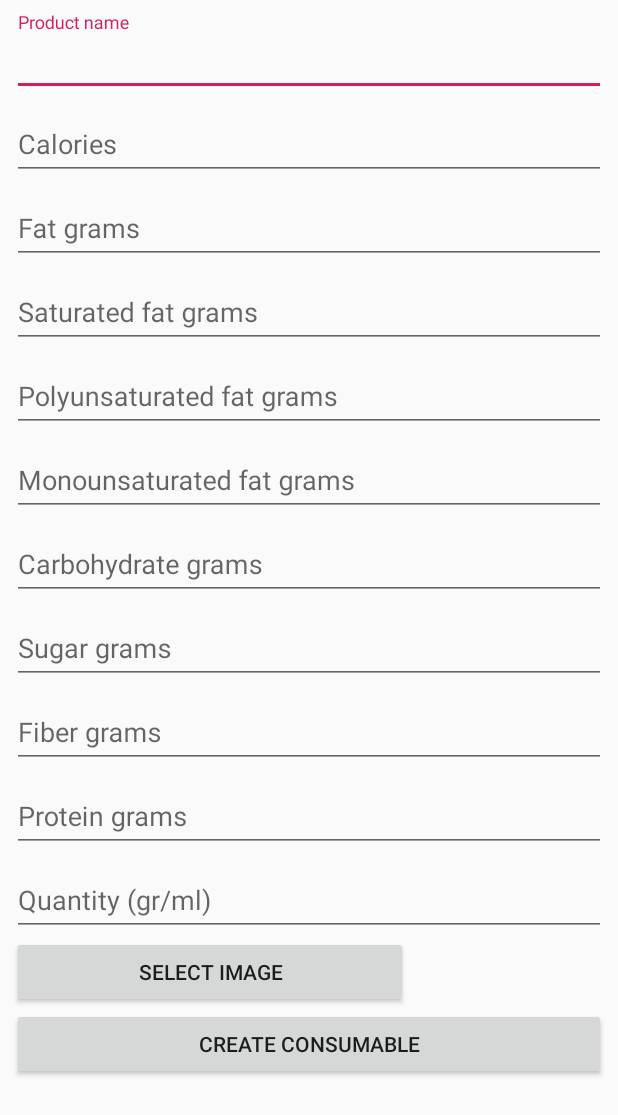
After one commit to Deakyu/fitness-app, an Android app: the layout fragment_consumable_setup.xml on its own in the app's theme, with its tools: preview values and no code run, on a phone screen of 412 x 824 dp. The commit adds this screen. Shown: the top 1115 px of the screen. Run offline under Robolectric (Android 15) with nearby library versions, the phone set to English and light mode, and no system bars.

Commit message:
first commit for layouts

```diff
--- /dev/null
+++ b/app/src/main/res/drawable/ic_garbage.xml
@@ -0,0 +1,4 @@
+<vector android:height="24dp" android:viewportHeight="800"
+    android:viewportWidth="712" android:width="24dp" xmlns:android="http://schemas.android.com/apk/res/android">
+    <path android:fillColor="#000" android:name="Shape 1" android:pathData="m436.2 44.4c24 0 43.6 19.6 43.6 43.6v27.1h-245.6v-27.1c0 -24 19.6 -43.6 43.6 -43.6zm-224.2 219.1c-12.3 0 -22.2 9.9 -22.2 22.2v343.6c0 12.3 10 22.2 22.2 22.2c12.3 0 22.2 -9.9 22.2 -22.2v-343.6c0 -12.3 -9.9 -22.2 -22.2 -22.2zm290 0c-12.3 0 -22.2 9.9 -22.2 22.2v343.6c0 12.3 9.9 22.2 22.2 22.2c12.3 0 22.2 -9.9 22.2 -22.2v-343.6c0 -12.3 -9.9 -22.2 -22.2 -22.2zm-145 -24.3c-12.3 0 -22.2 9.9 -22.2 22.2v392.3c0 12.3 9.9 22.4 22.2 22.4c12.3 0 22.2 -9.9 22.2 -22.2v-392.4c0 -12.3 -9.9 -22.2 -22.2 -22.2zm249.3 -79.6v521.7h-0.2c0 41 -33.4 74.3 -74.4 74.3h-349.6c-41 0 -74.4 -33.4 -74.4 -74.3v-521.7zm-328.5 -159.5c-48.6 0 -88.1 39.5 -88.1 88v27.1h-166.6c-12.3 0 -22.2 9.9 -22.2 22.2c0 12.3 9.9 22.2 22.2 22.2h40.2v521.7c0 65.5 53.3 118.8 118.8 118.8h349.6c65.5 0 118.8 -53.3 118.8 -118.8v-521.7h40.2c12.3 0 22.2 -9.9 22.2 -22.2c0 -12.3 -9.9 -22.2 -22.2 -22.2h-166.6v-27.1c0 -48.5 -39.5 -88 -88.1 -88z"/>
+</vector>
--- /dev/null
+++ b/app/src/main/res/layout/card_item_consumable.xml
@@ -0,0 +1,40 @@
+<?xml version="1.0" encoding="utf-8"?>
+<android.support.v7.widget.CardView
+    xmlns:android="http://schemas.android.com/apk/res/android"
+    xmlns:card_view="http://schemas.android.com/apk/res-auto"
+    android:layout_width="match_parent"
+    android:layout_height="@dimen/card_default_height"
+    android:layout_marginHorizontal="@dimen/card_padding"
+    android:id="@+id/cardview"
+    android:padding="16dp"
+    card_view:cardElevation="@dimen/cardview_default_elevation"
+    card_view:cardCornerRadius="@dimen/cardview_default_radius">
+
+    <LinearLayout
+        android:layout_width="match_parent"
+        android:layout_height="match_parent"
+        android:orientation="horizontal">
+
+        <ImageView
+            android:layout_width="wrap_content"
+            android:layout_height="match_parent"
+            android:layout_weight="2"
+            android:id="@+id/person_photo"/>
+
+        <TextView
+            android:layout_width="wrap_content"
+            android:layout_height="match_parent"
+            android:layout_weight="4"
+            android:gravity="center"
+            android:id="@+id/person_name"/>
+
+        <ImageView
+            android:layout_width="wrap_content"
+            android:layout_height="match_parent"
+            android:layout_weight="2"
+            android:id="@+id/garbage_icon"
+            android:background="@drawable/ic_garbage"/>
+
+    </LinearLayout>
+
+</android.support.v7.widget.CardView>
--- /dev/null
+++ b/app/src/main/res/layout/fragment_consumable_setup.xml
@@ -0,0 +1,225 @@
+<?xml version="1.0" encoding="utf-8"?>
+<android.support.constraint.ConstraintLayout
+    xmlns:android="http://schemas.android.com/apk/res/android"
+    xmlns:app="http://schemas.android.com/apk/res-auto"
+    android:layout_width="match_parent"
+    android:layout_height="match_parent"
+    android:gravity="center_horizontal">
+
+    <ScrollView
+        android:id="@+id/login_form"
+        android:layout_width="match_parent"
+        android:layout_height="match_parent"
+        android:layout_marginBottom="8dp"
+        android:layout_marginEnd="8dp"
+        android:layout_marginLeft="8dp"
+        android:layout_marginRight="8dp"
+        android:layout_marginStart="8dp"
+        android:layout_marginTop="8dp"
+        app:layout_constraintBottom_toBottomOf="parent"
+        app:layout_constraintEnd_toEndOf="parent"
+        app:layout_constraintHorizontal_bias="0.0"
+        app:layout_constraintStart_toStartOf="parent"
+        app:layout_constraintTop_toTopOf="parent">
+
+
+        <LinearLayout
+            android:id="@+id/consumables_form"
+            android:orientation="vertical"
+            android:layout_width="match_parent"
+            android:layout_height="wrap_content">
+
+            <android.support.design.widget.TextInputLayout
+                android:id="@+id/new_product_name_layout"
+                android:layout_width="match_parent"
+                android:layout_height="wrap_content">
+
+                <AutoCompleteTextView
+                    android:id="@+id/new_product_name_textview"
+                    android:layout_width="match_parent"
+                    android:layout_height="wrap_content"
+                    android:hint="@string/product_name"
+                    android:maxLines="1"
+                    android:singleLine="true" />
+
+            </android.support.design.widget.TextInputLayout>
+
+            <android.support.design.widget.TextInputLayout
+                android:id="@+id/new_calories_layout"
+                android:layout_width="match_parent"
+                android:layout_height="wrap_content">
+
+                <EditText
+                    android:id="@+id/new_calories_textview"
+                    android:layout_width="match_parent"
+                    android:layout_height="wrap_content"
+                    android:hint="@string/calories"
+                    android:inputType="numberDecimal"
+                    android:maxLines="1"
+                    android:singleLine="true" />
+
+            </android.support.design.widget.TextInputLayout>
+
+            <android.support.design.widget.TextInputLayout
+                android:id="@+id/new_fat_layout"
+                android:layout_width="match_parent"
+                android:layout_height="wrap_content">
+
+                <EditText
+                    android:id="@+id/new_fat_textview"
+                    android:layout_width="match_parent"
+                    android:layout_height="wrap_content"
+                    android:hint="@string/fat_grams"
+                    android:maxLines="1"
+                    android:singleLine="true" />
+
+            </android.support.design.widget.TextInputLayout>
+
+            <android.support.design.widget.TextInputLayout
+                android:id="@+id/new_sat_fat_layout"
+                android:layout_width="match_parent"
+                android:layout_height="wrap_content">
+
+                <EditText
+                    android:id="@+id/new_sat_fat_textview"
+                    android:layout_width="match_parent"
+                    android:layout_height="wrap_content"
+                    android:hint="@string/sat_fat_grams"
+                    android:maxLines="1"
+                    android:singleLine="true" />
+
+            </android.support.design.widget.TextInputLayout>
+
+            <android.support.design.widget.TextInputLayout
+                android:id="@+id/new_poly_fat_layout"
+                android:layout_width="match_parent"
+                android:layout_height="wrap_content">
+
+                <EditText
+                    android:id="@+id/new_poly_fat_textview"
+                    android:layout_width="match_parent"
+                    android:layout_height="wrap_content"
+                    android:hint="@string/poly_fat_grams"
+                    android:maxLines="1"
+                    android:singleLine="true" />
+
+            </android.support.design.widget.TextInputLayout>
+
+            <android.support.design.widget.TextInputLayout
+                android:id="@+id/new_mono_fat_layout"
+                android:layout_width="match_parent"
+                android:layout_height="wrap_content">
+
+                <EditText
+                    android:id="@+id/new_mono_fat_textview"
+                    android:layout_width="match_parent"
+                    android:layout_height="wrap_content"
+                    android:hint="@string/mono_fat_grams"
+                    android:maxLines="1"
+                    android:singleLine="true" />
+
+            </android.support.design.widget.TextInputLayout>
+
+            <android.support.design.widget.TextInputLayout
+                android:id="@+id/new_carb_layout"
+                android:layout_width="match_parent"
+                android:layout_height="wrap_content">
+
+                <EditText
+                    android:id="@+id/new_carb_textview"
+                    android:layout_width="match_parent"
+                    android:layout_height="wrap_content"
+                    android:hint="@string/carb_grams"
+                    android:maxLines="1"
+                    android:singleLine="true" />
+
+            </android.support.design.widget.TextInputLayout>
+
+            <android.support.design.widget.TextInputLayout
+                android:id="@+id/new_sugar_layout"
+                android:layout_width="match_parent"
+                android:layout_height="wrap_content">
+
+                <EditText
+                    android:id="@+id/new_sugar_textview"
+                    android:layout_width="match_parent"
+                    android:layout_height="wrap_content"
+                    android:hint="@string/sugar_grams"
+                    android:maxLines="1"
+                    android:singleLine="true" />
+
+            </android.support.design.widget.TextInputLayout>
+
+            <android.support.design.widget.TextInputLayout
+                android:id="@+id/new_fiber_layout"
+                android:layout_width="match_parent"
+                android:layout_height="wrap_content">
+
+                <EditText
+                    android:id="@+id/new_fiber_textview"
+                    android:layout_width="match_parent"
+                    android:layout_height="wrap_content"
+                    android:hint="@string/fiber_grams"
+                    android:maxLines="1"
+                    android:singleLine="true" />
+
+            </android.support.design.widget.TextInputLayout>
+
+            <android.support.design.widget.TextInputLayout
+                android:id="@+id/new_protein_layout"
+                android:layout_width="match_parent"
+                android:layout_height="wrap_content">
+
+                <EditText
+                    android:id="@+id/new_protein_textview"
+                    android:layout_width="match_parent"
+                    android:layout_height="wrap_content"
+                    android:hint="@string/protein_grams"
+                    android:maxLines="1"
+                    android:singleLine="true" />
+
+            </android.support.design.widget.TextInputLayout>
+
+            <android.support.design.widget.TextInputLayout
+                android:id="@+id/new_quantity_layout"
+                android:layout_width="match_parent"
+                android:layout_height="wrap_content">
+
+                <EditText
+                    android:id="@+id/new_quantity_textview"
+                    android:layout_width="match_parent"
+                    android:layout_height="wrap_content"
+                    android:hint="@string/quantity_grams"
+                    android:maxLines="1"
+                    android:singleLine="true" />
+
+            </android.support.design.widget.TextInputLayout>
+
+            <LinearLayout
+                android:id="@+id/new_image_layout"
+                android:orientation="horizontal"
+                android:layout_width="match_parent"
+                android:layout_height="wrap_content">
+                <Button
+                    android:id="@+id/new_image_button"
+                    android:layout_width="0dp"
+                    android:layout_height="wrap_content"
+                    android:layout_weight="2"
+                    android:text="@string/select_image"/>
+                <ImageView
+                    android:id="@+id/new_image_imageview"
+                    android:layout_width="0dp"
+                    android:layout_height="wrap_content"
+                    android:layout_weight="1"/>
+            </LinearLayout>
+
+            <Button
+                android:id="@+id/new_consumable_button"
+                android:layout_width="match_parent"
+                android:layout_height="wrap_content"
+                android:text="@string/action_create_consumable"/>
+
+        </LinearLayout>
+
+    </ScrollView>
+</android.support.constraint.ConstraintLayout>
--- a/app/src/main/res/values/dimens.xml
+++ b/app/src/main/res/values/dimens.xml
@@ -6,4 +6,6 @@
     <dimen name="nav_header_height">176dp</dimen>
     <dimen name="fab_margin">16dp</dimen>
     <dimen name="text_medium">22sp</dimen>
+    <dimen name="card_padding">20dp</dimen>
+    <dimen name="card_default_height">40dp</dimen>
 </resources>
--- /dev/null
+++ b/app/src/main/res/values/id.xml
@@ -0,0 +1,5 @@
+<?xml version="1.0" encoding="utf-8"?>
+<resources>
+    <item name="visible" type="id"/>
+    <item name="masked" type="id"/>
+</resources>
--- a/app/src/main/res/values/strings.xml
+++ b/app/src/main/res/values/strings.xml
@@ -60,4 +60,20 @@
     <!-- Add food fragment -->
     <string name="add_food_fragment">Add food fragment</string>
 
+    <!-- Consumables creation -->
+    <string name="action_create_consumable">Create Consumable</string>
+    <string name="calories">Calories</string>
+    <string name="fat_grams">Fat grams</string>
+    <string name="sat_fat_grams">Saturated fat grams</string>
+    <string name="trans_fat_grams">Trans fat grams</string>
+    <string name="poly_fat_grams">Polyunsaturated fat grams</string>
+    <string name="mono_fat_grams">Monounsaturated fat grams</string>
+    <string name="carb_grams">Carbohydrate grams</string>
+    <string name="sugar_grams">Sugar grams</string>
+    <string name="fiber_grams">Fiber grams</string>
+    <string name="protein_grams">Protein grams</string>
+    <string name="quantity_grams">Quantity (gr/ml)</string>
+    <string name="product_name">Product name</string>
+    <string name="select_image">Select Image</string>
+
 </resources>
```
